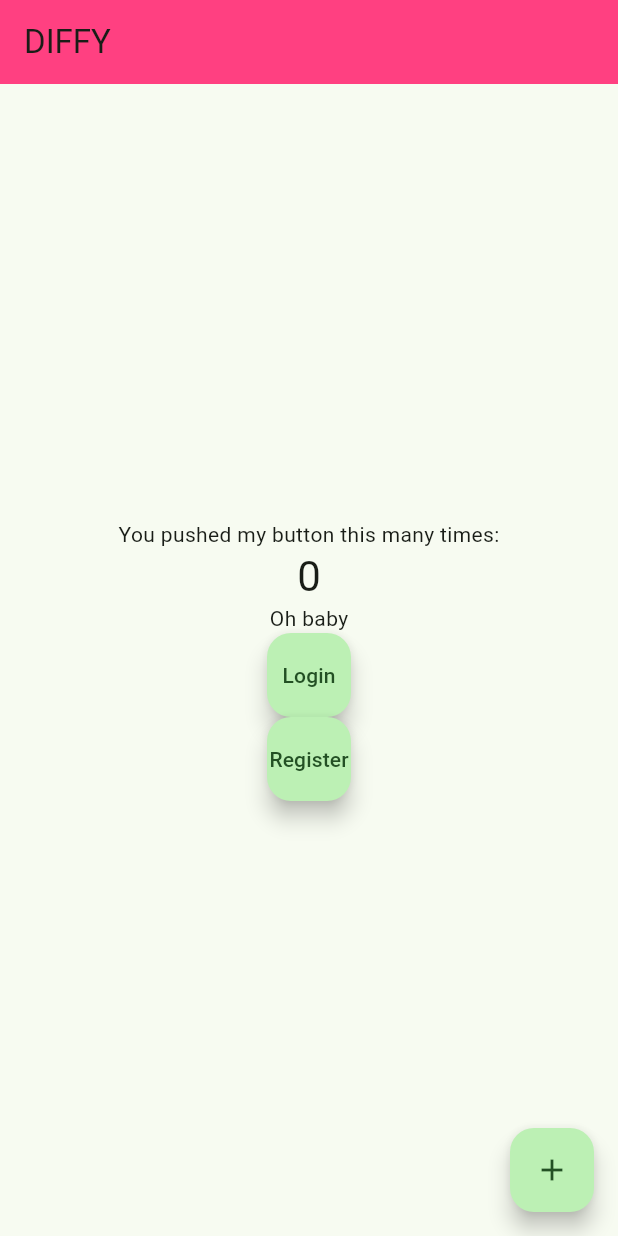
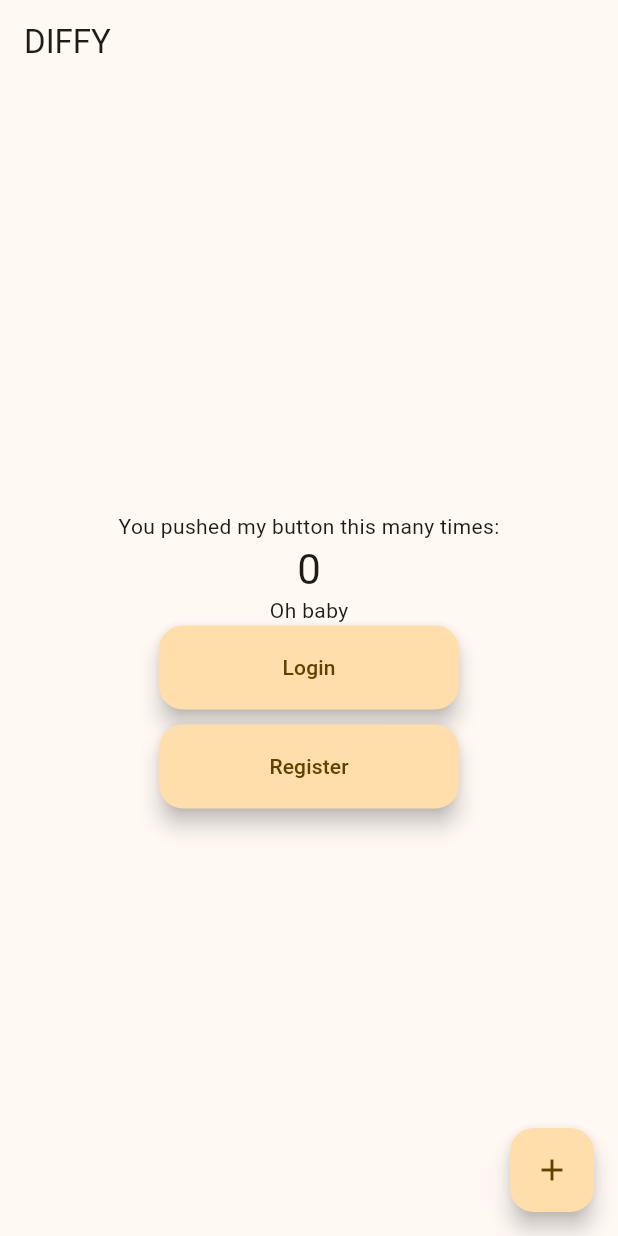
Before and after one commit to PiggyPigeon/DiffyFrontEnd, a Flutter app: the screen it shows after launch, on a phone screen of 412 x 824 dp. Run offline on Flutter 3.47's test engine with Material 2 defaults, Android fonts, the phone set to English and light mode, and no system bars.

Commit message:
fixes main buttons

```diff
--- a/lib/main.dart
+++ b/lib/main.dart
@@ -7,30 +7,14 @@ void main() {
 }
 
 class MyApp extends StatelessWidget {
-  const MyApp({super.key});
+  const MyApp({Key? key}) : super(key: key);
 
-  // This widget is the root of your application.
   @override
   Widget build(BuildContext context) {
     return MaterialApp(
       title: 'DIFFY',
       theme: ThemeData(
-        // This is the theme of your application.
-        //
-        // TRY THIS: Try running your application with "flutter run". You'll see
-        // the application has a blue toolbar. Then, without quitting the app,
-        // try changing the seedColor in the colorScheme below to Colors.green
-        // and then invoke "hot reload" (save your changes or press the "hot
-        // reload" button in a Flutter-supported IDE, or press "r" if you used
-        // the command line to start the app).
-        //
-        // Notice that the counter didn't reset back to zero; the application
-        // state is not lost during the reload. To reset the state, use hot
-        // restart instead.
-        //
-        // This works for code too, not just values: Most code changes can be
-        // tested with just a hot reload.
-        colorScheme: ColorScheme.fromSeed(seedColor: Colors.green),
+        colorScheme: ColorScheme.fromSeed(seedColor: Colors.amber.shade600),
         useMaterial3: true,
       ),
       home: const MyHomePage(title: 'DIFFY'),
@@ -39,16 +23,7 @@ class MyApp extends StatelessWidget {
 }
 
 class MyHomePage extends StatefulWidget {
-  const MyHomePage({super.key, required this.title});
-
-  // This widget is the home page of your application. It is stateful, meaning
-  // that it has a State object (defined below) that contains fields that affect
-  // how it looks.
-
-  // This class is the configuration for the state. It holds the values (in this
-  // case the title) provided by the parent (in this case the App widget) and
-  // used by the build method of the State. Fields in a Widget subclass are
-  // always marked "final".
+  const MyHomePage({Key? key, required this.title}) : super(key: key);
 
   final String title;
 
@@ -61,60 +36,30 @@ class _MyHomePageState extends State<MyHomePage> {
 
   void _incrementCounter() {
     setState(() {
-      // This call to setState tells the Flutter framework that something has
-      // changed in this State, which causes it to rerun the build method below
-      // so that the display can reflect the updated values. If we changed
-      // _counter without calling setState(), then the build method would not be
-      // called again, and so nothing would appear to happen.
       _counter++;
     });
   }
 
   void _login() {
     Navigator.of(context).push(MaterialPageRoute(
-        builder: (context) => LoginPage()));
+      builder: (context) => LoginPage(),
+    ));
   }
 
   void _register() {
     Navigator.of(context).push(MaterialPageRoute(
-        builder: (context) => RegisterPage()));
+      builder: (context) => RegisterPage(),
+    ));
   }
 
   @override
   Widget build(BuildContext context) {
-    // This method is rerun every time setState is called, for instance as done
-    // by the _incrementCounter method above.
-    //
-    // The Flutter framework has been optimized to make rerunning build methods
-    // fast, so that you can just rebuild anything that needs updating rather
-    // than having to individually change instances of widgets.
     return Scaffold(
       appBar: AppBar(
-        // TRY THIS: Try changing the color here to a specific color (to
-        // Colors.amber, perhaps?) and trigger a hot reload to see the AppBar
-        // change color while the other colors stay the same.
-        backgroundColor: Colors.pinkAccent,
-        // Here we take the value from the MyHomePage object that was created by
-        // the App.build method, and use it to set our appbar title.
         title: Text(widget.title),
       ),
       body: Center(
-        // Center is a layout widget. It takes a single child and positions it
-        // in the middle of the parent.
         child: Column(
-          // Column is also a layout widget. It takes a list of children and
-          // arranges them vertically. By default, it sizes itself to fit its
-          // children horizontally, and tries to be as tall as its parent.
-          //
-          // Column has various properties to control how it sizes itself and
-          // how it positions its children. Here we use mainAxisAlignment to
-          // center the children vertically; the main axis here is the vertical
-          // axis because Columns are vertical (the cross axis would be
-          // horizontal).
-          //
-          // TRY THIS: Invoke "debug painting" (choose the "Toggle Debug Paint"
-          // action in the IDE, or press "p" in the console), to see the
-          // wireframe for each widget.
           mainAxisAlignment: MainAxisAlignment.center,
           children: <Widget>[
             const Text(
@@ -122,23 +67,27 @@ class _MyHomePageState extends State<MyHomePage> {
             ),
             Text(
               '$_counter',
-              style: Theme
-                  .of(context)
-                  .textTheme
-                  .headlineMedium,
+              style: Theme.of(context).textTheme.headlineMedium,
             ),
-            const Text(
-                'Oh baby'
-            ),
-            FloatingActionButton(
+            const Text('Oh baby'),
+            Container(
+              width: 200, // Adjust the width as per your requirement
+              child: FloatingActionButton(
+                heroTag: 'login',
                 onPressed: _login,
                 tooltip: 'Login',
-                child: const Text('Login')
+                child: const Text('Login'),
+              ),
             ),
-            FloatingActionButton(
+            const SizedBox(height: 10), // Adding some spacing between the buttons
+            Container(
+              width: 200, // Adjust the width as per your requirement
+              child: FloatingActionButton(
+                heroTag: 'register',
                 onPressed: _register,
                 tooltip: 'Register',
-                child: const Text('Register')
+                child: const Text('Register'),
+              ),
             ),
           ],
         ),
@@ -147,7 +96,9 @@ class _MyHomePageState extends State<MyHomePage> {
         onPressed: _incrementCounter,
         tooltip: 'Increment',
         child: const Icon(Icons.add),
-      ), // This trailing comma makes auto-formatting nicer for build methods.
+      ),
     );
   }
 }
+
+//functioning
```
Also changed, not shown: lib/login.dart (+7 -7 lines), lib/register.dart (+16 -25 lines).
